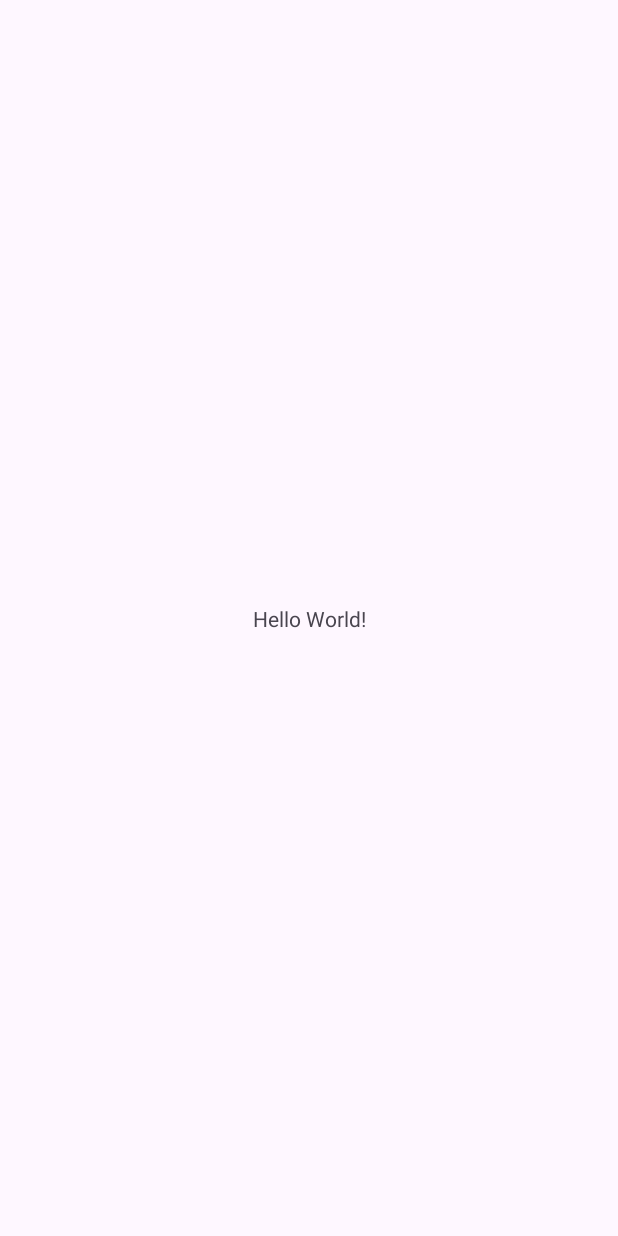
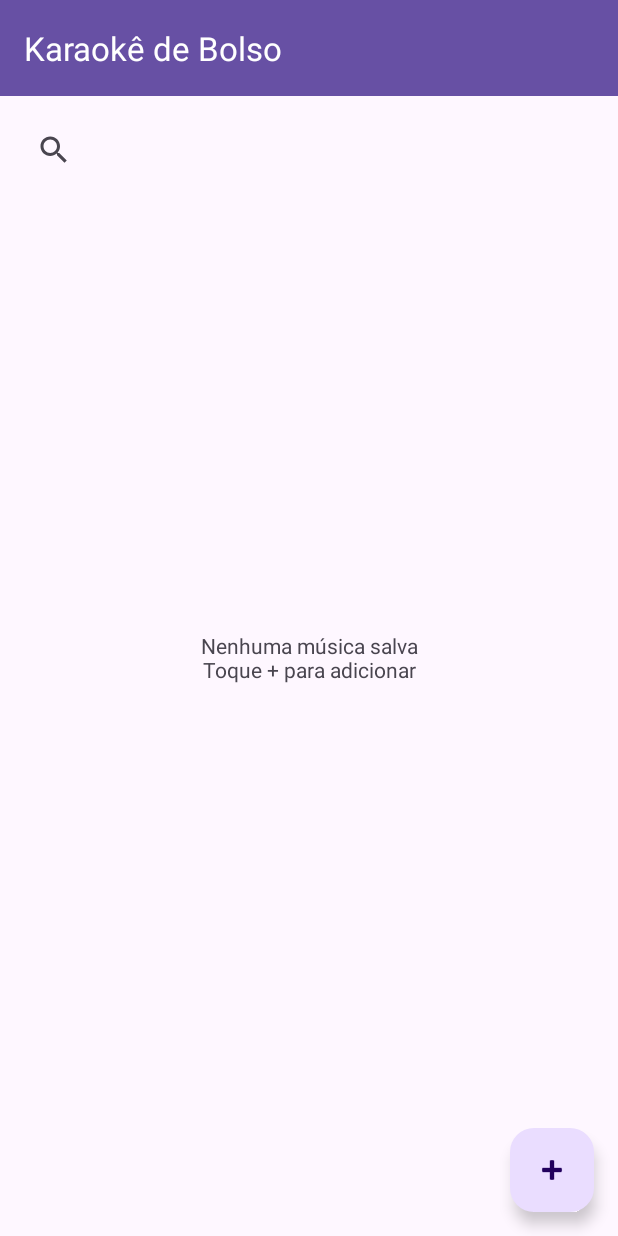
Before and after one commit to marcosordnael/Karaok-de-Bolso, an Android app: the screen it shows after launch (MainActivity), on a phone screen of 412 x 824 dp. Before the commit the screen is almost empty. Run offline under Robolectric (Android 15) with nearby library versions, the phone set to English and light mode, and no system bars.

Commit message:
feat(fragment): implement SongListFragment with RecyclerView and SearchView

```diff
--- a/app/build.gradle.kts
+++ b/app/build.gradle.kts
@@ -33,6 +33,9 @@ android {
     kotlinOptions {
         jvmTarget = "11"
     }
+    buildFeatures {
+        viewBinding = true
+    }
 }
 
 dependencies {
--- a/app/src/main/java/com/marcosdev/karaokdebolso/MainActivity.kt
+++ b/app/src/main/java/com/marcosdev/karaokdebolso/MainActivity.kt
@@ -5,16 +5,22 @@ import androidx.activity.enableEdgeToEdge
 import androidx.appcompat.app.AppCompatActivity
 import androidx.core.view.ViewCompat
 import androidx.core.view.WindowInsetsCompat
+import com.marcosdev.karaokdebolso.databinding.ActivityMainBinding
+import com.marcosdev.karaokdebolso.databinding.FragmentSongListBinding
 
 class MainActivity : AppCompatActivity() {
+    private lateinit var binding : ActivityMainBinding
+
     override fun onCreate(savedInstanceState: Bundle?) {
         super.onCreate(savedInstanceState)
         enableEdgeToEdge()
-        setContentView(R.layout.activity_main)
-        ViewCompat.setOnApplyWindowInsetsListener(findViewById(R.id.main)) { v, insets ->
-            val systemBars = insets.getInsets(WindowInsetsCompat.Type.systemBars())
-            v.setPadding(systemBars.left, systemBars.top, systemBars.right, systemBars.bottom)
-            insets
+        binding = ActivityMainBinding.inflate(layoutInflater)
+        setContentView(binding.root)
+
+        if (savedInstanceState == null) {
+            supportFragmentManager.beginTransaction()
+                .replace(R.id.fragment_container, SongListFragment())
+                .commit()
         }
     }
 }
--- /dev/null
+++ b/app/src/main/java/com/marcosdev/karaokdebolso/SongListFragment.kt
@@ -0,0 +1,68 @@
+package com.marcosdev.karaokdebolso
+
+import androidx.fragment.app.Fragment
+import android.os.Bundle
+import android.view.LayoutInflater
+import android.view.View
+import android.view.ViewGroup
+import androidx.appcompat.widget.SearchView
+import android.widget.Toast
+import androidx.recyclerview.widget.LinearLayoutManager
+import com.marcosdev.karaokdebolso.adapter.SongAdapter
+import com.marcosdev.karaokdebolso.databinding.FragmentSongListBinding
+
+class SongListFragment : Fragment() {
+    private var _binding: FragmentSongListBinding? = null
+    private val binding get() = _binding!!
+
+    private lateinit var adapter: SongAdapter
+
+    override fun onCreateView(
+        inflater: LayoutInflater, container: ViewGroup?,
+        savedInstanceState: Bundle?
+    ): View? {
+        _binding = FragmentSongListBinding.inflate(inflater, container, false)
+        return binding.root
+    }
+
+    override fun onViewCreated(view: View, savedInstanceState: Bundle?) {
+        super.onViewCreated(view, savedInstanceState)
+
+        binding.recyclerSongs.layoutManager = LinearLayoutManager(requireContext())
+        adapter = SongAdapter(
+            emptyList(),
+            onItemClick = { /* TODO: ação ao clicar no item */ },
+            onLinkClick = { /* TODO: ação ao clicar no link */ }
+        )
+        binding.recyclerSongs.adapter = adapter
+
+        binding.fabAddSong.setOnClickListener {
+            // TODO: navegar para AddEditSongFragment
+            Toast.makeText(requireContext(), "Adicionar música", Toast.LENGTH_SHORT).show()
+        }
+
+        binding.searchView.setOnQueryTextListener(object : SearchView.OnQueryTextListener {
+            override fun onQueryTextSubmit(query: String?): Boolean {
+                // filtrar via ViewModel / Adapter
+                return true
+            }
+            override fun onQueryTextChange(newText: String?): Boolean {
+                // Atualizar filtragem em tempo real
+                return true
+            }
+        })
+
+        updateEmptyState(isEmpty = true) // TODO: mudar conforme dados
+    }
+
+    private fun updateEmptyState(isEmpty: Boolean) {
+        binding.emptyState.visibility = if (isEmpty) View.VISIBLE else View.GONE
+        binding.recyclerSongs.visibility = if (isEmpty) View.GONE else View.VISIBLE
+    }
+
+    override fun onDestroyView() {
+        super.onDestroyView()
+        _binding = null
+    }
+
+}
--- a/app/src/main/res/layout/activity_main.xml
+++ b/app/src/main/res/layout/activity_main.xml
@@ -4,16 +4,17 @@
     xmlns:tools="http://schemas.android.com/tools"
     android:id="@+id/main"
     android:layout_width="match_parent"
-    android:layout_height="match_parent"
-    tools:context=".MainActivity">
+    android:layout_height="match_parent">
 
-    <TextView
-        android:layout_width="wrap_content"
-        android:layout_height="wrap_content"
-        android:text="Hello World!"
+    <FrameLayout
+        android:id="@+id/fragment_container"
+        android:layout_width="0dp"
+        android:layout_height="0dp"
+        app:layout_constraintTop_toTopOf="parent"
         app:layout_constraintBottom_toBottomOf="parent"
-        app:layout_constraintEnd_toEndOf="parent"
         app:layout_constraintStart_toStartOf="parent"
-        app:layout_constraintTop_toTopOf="parent" />
+        app:layout_constraintEnd_toEndOf="parent" />
+
+
 
 </androidx.constraintlayout.widget.ConstraintLayout>
--- /dev/null
+++ b/app/src/main/res/layout/fragment_song_list.xml
@@ -0,0 +1,65 @@
+<?xml version="1.0" encoding="utf-8"?>
+<androidx.constraintlayout.widget.ConstraintLayout
+    xmlns:android="http://schemas.android.com/apk/res/android"
+    xmlns:app="http://schemas.android.com/apk/res-auto"
+    xmlns:tools="http://schemas.android.com/tools"
+    android:id="@+id/songListRoot"
+    android:layout_width="match_parent"
+    android:layout_height="match_parent"
+    tools:context="SongListFragment">
+
+    <com.google.android.material.appbar.MaterialToolbar
+        android:id="@+id/toolbar"
+        android:layout_width="0dp"
+        android:layout_height="?attr/actionBarSize"
+        app:title="Karaokê de Bolso"
+        app:titleTextColor="@android:color/white"
+        app:layout_constraintTop_toTopOf="parent"
+        app:layout_constraintStart_toStartOf="parent"
+        app:layout_constraintEnd_toEndOf="parent"
+        android:background="?attr/colorPrimary"/>
+
+    <androidx.appcompat.widget.SearchView
+        android:id="@+id/searchView"
+        android:layout_width="0dp"
+        android:layout_height="wrap_content"
+        android:queryHint="Buscar música ou artista"
+        app:layout_constraintTop_toBottomOf="@id/toolbar"
+        app:layout_constraintStart_toStartOf="parent"
+        app:layout_constraintEnd_toEndOf="parent"
+        android:layout_margin="12dp"/>
+
+    <androidx.recyclerview.widget.RecyclerView
+        android:id="@+id/recyclerSongs"
+        android:layout_width="0dp"
+        android:layout_height="0dp"
+        app:layout_constraintTop_toBottomOf="@id/searchView"
+        app:layout_constraintBottom_toTopOf="@+id/fabAddSong"
+        app:layout_constraintStart_toStartOf="parent"
+        app:layout_constraintEnd_toEndOf="parent"
+        android:padding="8dp"
+        tools:listitem="@layout/item_song" />
+
+    <TextView
+        android:id="@+id/emptyState"
+        android:layout_width="wrap_content"
+        android:layout_height="wrap_content"
+        android:text="Nenhuma música salva\nToque + para adicionar"
+        android:textAlignment="center"
+        app:layout_constraintTop_toBottomOf="@id/searchView"
+        app:layout_constraintBottom_toTopOf="@+id/fabAddSong"
+        app:layout_constraintStart_toStartOf="parent"
+        app:layout_constraintEnd_toEndOf="parent"
+        android:visibility="gone"
+        android:padding="16dp"/>
+
+    <com.google.android.material.floatingactionbutton.FloatingActionButton
+        android:id="@+id/fabAddSong"
+        android:layout_width="wrap_content"
+        android:layout_height="wrap_content"
+        android:contentDescription="@string/add_song"
+        app:srcCompat="@android:drawable/ic_input_add"
+        app:layout_constraintBottom_toBottomOf="parent"
+        app:layout_constraintEnd_toEndOf="parent"
+        android:layout_margin="16dp"/>
+</androidx.constraintlayout.widget.ConstraintLayout>
--- a/app/src/main/res/values/strings.xml
+++ b/app/src/main/res/values/strings.xml
@@ -1,3 +1,4 @@
 <resources>
     <string name="app_name">Karaokê de Bolso</string>
+    <string name="add_song">Adicionar música</string>
 </resources>
```
Also changed, not shown: app/src/main/java/com/marcosdev/karaokdebolso/adapter/SongAdapter.kt (added, +68 -0 lines), app/src/main/java/com/marcosdev/karaokdebolso/model/Song.kt (added, +8 -0 lines), app/src/main/res/layout/item_song.xml (added, +50 -0 lines).
